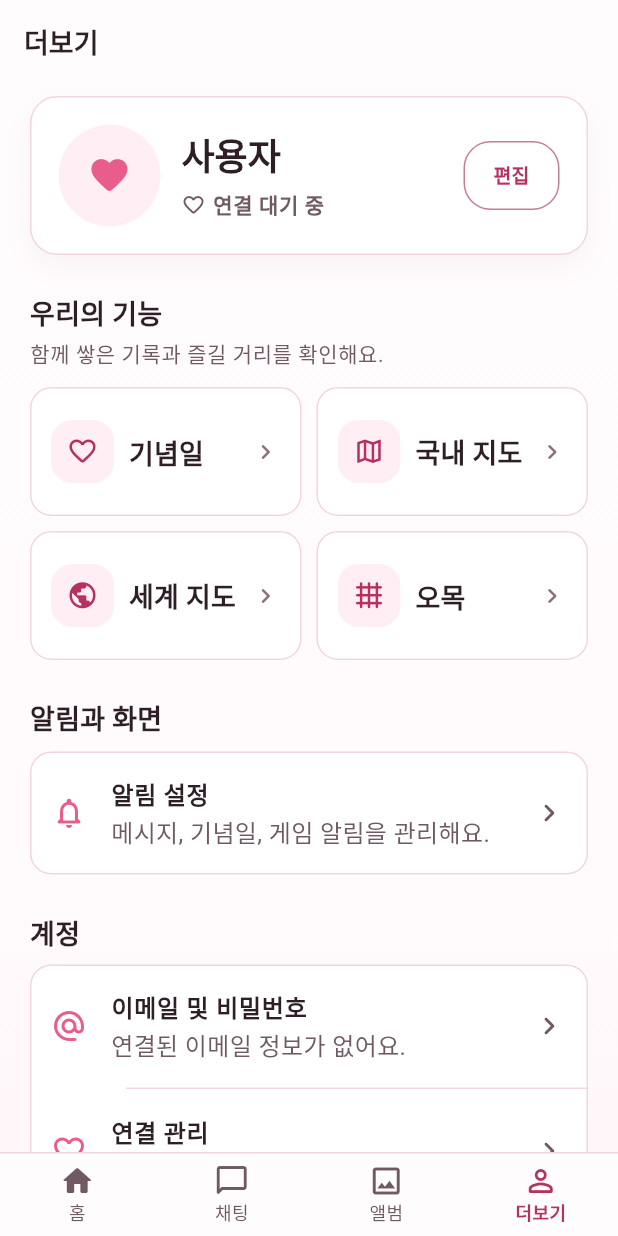
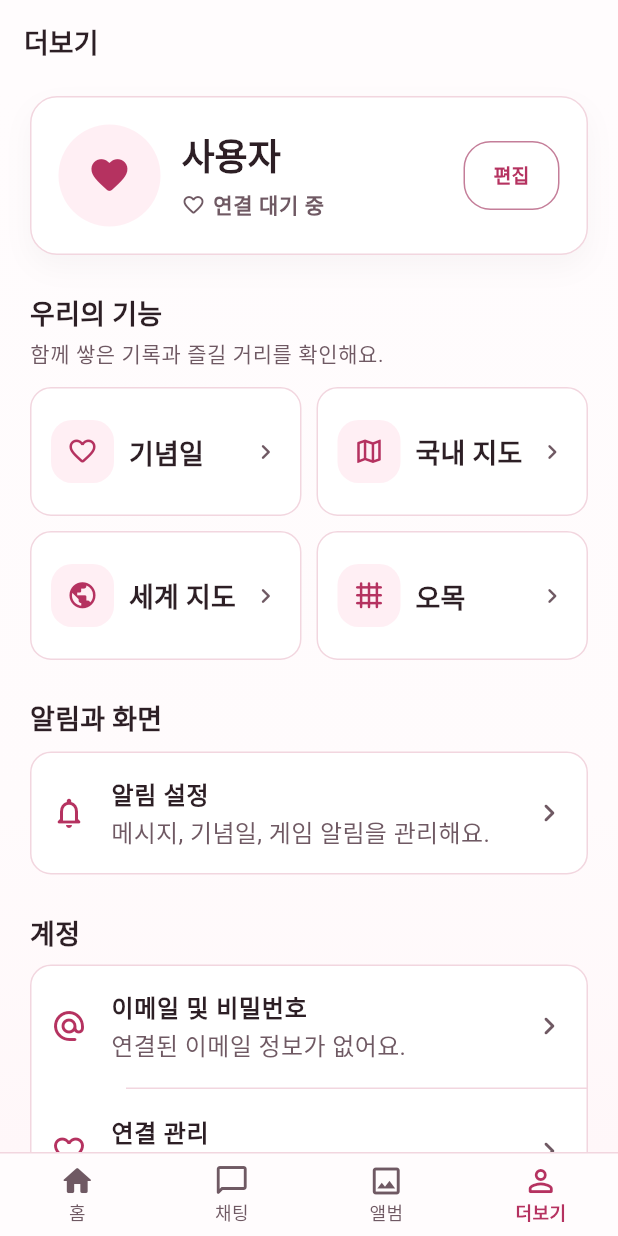
Before and after one commit to knemo0927-wq/dear-couple-app, a Flutter app: the ProfileSettingsPage screen opened by its route, on a phone screen of 412 x 824 dp. Run offline on Flutter 3.47's test engine with Material 3 defaults, Android fonts, the phone set to English and light mode, and no system bars; our stand-ins replace connectivity_plus, firebase_core, firebase_messaging, flutter_riverpod, geolocator, go_router and 4 more; missing offline and left inert: gal; accounts and stored records are empty.

Commit message:
fix(theme): migrate settings to semantic colors

```diff
--- a/lib/src/features/settings/presentation/profile_settings_page.dart
+++ b/lib/src/features/settings/presentation/profile_settings_page.dart
@@ -285,7 +285,8 @@ class _ProfileSettingsPageState extends ConsumerState<ProfileSettingsPage> {
               Text(
                 '연결을 종료하려면 더보기 화면의 위험 작업에서 커플 연결 해제를 선택해 주세요.',
                 style: Theme.of(sheetContext).textTheme.bodySmall?.copyWith(
-                      color: DearColors.secondary,
+                      color:
+                          Theme.of(sheetContext).colorScheme.onSurfaceVariant,
                     ),
               ),
             ],
@@ -453,12 +454,13 @@ class _ConfirmationDialogState extends State<_ConfirmationDialog> {
 
   @override
   Widget build(BuildContext context) {
+    final scheme = Theme.of(context).colorScheme;
     final phrase = widget.requiredPhrase;
     return AlertDialog(
       icon: widget.destructive
-          ? const Icon(
+          ? Icon(
               Icons.warning_amber_rounded,
-              color: DearColors.error,
+              color: scheme.error,
               size: DearIconSizes.large,
             )
           : null,
@@ -500,7 +502,10 @@ class _ConfirmationDialogState extends State<_ConfirmationDialog> {
         FilledButton(
           key: const ValueKey('danger-confirm-button'),
           style: widget.destructive
-              ? FilledButton.styleFrom(backgroundColor: DearColors.error)
+              ? FilledButton.styleFrom(
+                  backgroundColor: scheme.error,
+                  foregroundColor: scheme.onError,
+                )
               : null,
           onPressed: _confirmed ? _submit : null,
           child: Text(widget.confirmLabel),
@@ -762,7 +767,9 @@ class _ProfileHeader extends StatelessWidget {
 
   @override
   Widget build(BuildContext context) {
+    final scheme = Theme.of(context).colorScheme;
     return DearCard(
+      key: const ValueKey('more-profile-card-surface'),
       radius: 18,
       padding: const EdgeInsets.all(18),
       shadowOpacity: 0.55,
@@ -779,7 +786,7 @@ class _ProfileHeader extends StatelessWidget {
                   maxLines: 2,
                   overflow: TextOverflow.ellipsis,
                   style: Theme.of(context).textTheme.titleLarge?.copyWith(
-                        color: DearColors.ink,
+                        color: scheme.onSurface,
                         fontWeight: FontWeight.w800,
                       ),
                 ),
@@ -791,14 +798,15 @@ class _ProfileHeader extends StatelessWidget {
                           ? Icons.favorite_rounded
                           : Icons.favorite_border_rounded,
                       size: 16,
-                      color: isPaired ? DearColors.coral : DearColors.secondary,
+                      color:
+                          isPaired ? scheme.primary : scheme.onSurfaceVariant,
                     ),
                     const SizedBox(width: 5),
                     Expanded(
                       child: Text(
                         isPaired ? '상대와 연결됨' : '연결 대기 중',
                         style: Theme.of(context).textTheme.bodySmall?.copyWith(
-                              color: DearColors.secondary,
+                              color: scheme.onSurfaceVariant,
                               fontWeight: FontWeight.w600,
                             ),
                       ),
@@ -828,16 +836,17 @@ class _ProfileAvatar extends StatelessWidget {
 
   @override
   Widget build(BuildContext context) {
+    final scheme = Theme.of(context).colorScheme;
     final url = avatarUrl?.trim();
     return CircleAvatar(
       radius: radius,
-      backgroundColor: DearColors.coralSoft,
+      backgroundColor: scheme.primaryContainer,
       foregroundImage: url == null || url.isEmpty
           ? null
           : NetworkImage(url) as ImageProvider,
       child: Icon(
         Icons.favorite_rounded,
-        color: DearColors.coral,
+        color: scheme.onPrimaryContainer,
         size: radius * 0.85,
       ),
     );
@@ -925,11 +934,12 @@ class _FeatureButton extends StatelessWidget {
 
   @override
   Widget build(BuildContext context) {
+    final scheme = Theme.of(context).colorScheme;
     return Material(
-      color: DearColors.card,
+      color: scheme.surface,
       shape: RoundedRectangleBorder(
         borderRadius: BorderRadius.circular(14),
-        side: const BorderSide(color: DearColors.line),
+        side: BorderSide(color: scheme.outlineVariant),
       ),
       child: InkWell(
         borderRadius: BorderRadius.circular(14),
@@ -948,15 +958,15 @@ class _FeatureButton extends StatelessWidget {
                     maxLines: 2,
                     overflow: TextOverflow.ellipsis,
                     style: Theme.of(context).textTheme.titleSmall?.copyWith(
-                          color: DearColors.ink,
+                          color: scheme.onSurface,
                           fontWeight: FontWeight.w800,
                         ),
                   ),
                 ),
-                const Icon(
+                Icon(
                   Icons.chevron_right_rounded,
                   size: 20,
-                  color: DearColors.muted,
+                  color: scheme.onSurfaceVariant,
                 ),
               ],
             ),
@@ -982,6 +992,7 @@ class _SectionHeading extends StatelessWidget {
 
   @override
   Widget build(BuildContext context) {
+    final scheme = Theme.of(context).colorScheme;
     return Column(
       crossAxisAlignment: CrossAxisAlignment.start,
       children: [
@@ -992,7 +1003,7 @@ class _SectionHeading extends StatelessWidget {
                 child: Icon(
                   icon,
                   size: DearIconSizes.medium,
-                  color: danger ? DearColors.error : DearColors.coralText,
+                  color: danger ? scheme.error : scheme.primary,
                 ),
               ),
               const SizedBox(width: DearSpacing.space8),
@@ -1001,7 +1012,7 @@ class _SectionHeading extends StatelessWidget {
               child: Text(
                 title,
                 style: Theme.of(context).textTheme.titleMedium?.copyWith(
-                      color: danger ? DearColors.error : DearColors.ink,
+                      color: danger ? scheme.error : scheme.onSurface,
                       fontWeight: FontWeight.w800,
                     ),
               ),
@@ -1013,7 +1024,9 @@ class _SectionHeading extends StatelessWidget {
           Text(
             subtitle!,
             style: Theme.of(context).textTheme.bodySmall?.copyWith(
-                  color: DearColors.secondary,
+                  color: danger
+                      ? scheme.onErrorContainer
+                      : scheme.onSurfaceVariant,
                 ),
           ),
         ],
@@ -1040,9 +1053,11 @@ class _DangerGroup extends StatelessWidget {
 
   @override
   Widget build(BuildContext context) {
+    final scheme = Theme.of(context).colorScheme;
     return _TileGroup(
-      backgroundColor: const Color(0xFFFFF8F8),
-      borderColor: DearColors.error.withValues(alpha: 0.22),
+      surfaceKey: const ValueKey('more-danger-group-surface'),
+      backgroundColor: scheme.errorContainer,
+      borderColor: scheme.error,
       children: children,
     );
   }
@@ -1051,16 +1066,19 @@ class _DangerGroup extends StatelessWidget {
 class _TileGroup extends StatelessWidget {
   const _TileGroup({
     required this.children,
-    this.backgroundColor = DearColors.card,
-    this.borderColor = DearColors.line,
+    this.surfaceKey,
+    this.backgroundColor,
+    this.borderColor,
   });
 
   final List<Widget> children;
-  final Color backgroundColor;
-  final Color borderColor;
+  final Key? surfaceKey;
+  final Color? backgroundColor;
+  final Color? borderColor;
 
   @override
   Widget build(BuildContext context) {
+    final scheme = Theme.of(context).colorScheme;
     final divided = <Widget>[];
     for (var index = 0; index < children.length; index++) {
       if (index > 0) {
@@ -1070,10 +1088,11 @@ class _TileGroup extends StatelessWidget {
     }
 
     return DecoratedBox(
+      key: surfaceKey,
       decoration: BoxDecoration(
-        color: backgroundColor,
+        color: backgroundColor ?? scheme.surface,
         borderRadius: BorderRadius.circular(14),
-        border: Border.all(color: borderColor),
+        border: Border.all(color: borderColor ?? scheme.outlineVariant),
       ),
       child: Column(children: divided),
     );
@@ -1102,17 +1121,21 @@ class _MoreTile extends StatelessWidget {
 
   @override
   Widget build(BuildContext context) {
-    final foreground = danger ? DearColors.error : DearColors.ink;
+    final scheme = Theme.of(context).colorScheme;
+    final foreground = danger ? scheme.onErrorContainer : scheme.onSurface;
     return ListTile(
       minVerticalPadding: 14,
       contentPadding: const EdgeInsets.symmetric(horizontal: 14, vertical: 2),
-      leading: Icon(icon, color: danger ? DearColors.error : DearColors.coral),
+      leading: Icon(icon, color: danger ? scheme.error : scheme.primary),
       title: Text(
         title,
         style: TextStyle(color: foreground, fontWeight: FontWeight.w700),
       ),
       subtitle: Text(
         subtitle,
+        style: TextStyle(
+          color: danger ? scheme.onErrorContainer : scheme.onSurfaceVariant,
+        ),
       ),
       trailing: busy
           ? const SizedBox.square(
@@ -1134,12 +1157,14 @@ class _InviteCodeCard extends StatelessWidget {
 
   @override
   Widget build(BuildContext context) {
+    final scheme = Theme.of(context).colorScheme;
     final value = code.trim();
     return DecoratedBox(
+      key: const ValueKey('profile-invite-code-surface'),
       decoration: BoxDecoration(
-        color: DearColors.card,
+        color: scheme.surface,
         borderRadius: BorderRadius.circular(14),
-        border: Border.all(color: DearColors.line),
+        border: Border.all(color: scheme.outlineVariant),
       ),
       child: Padding(
         padding: const EdgeInsets.fromLTRB(18, 18, 12, 18),
@@ -1149,7 +1174,7 @@ class _InviteCodeCard extends StatelessWidget {
               child: SelectableText(
                 value.isEmpty ? '코드 없음' : value,
                 style: Theme.of(context).textTheme.titleLarge?.copyWith(
-                      color: DearColors.coralText,
+                      color: scheme.primary,
                       fontWeight: FontWeight.w900,
                       letterSpacing: 2,
                     ),
@@ -1205,13 +1230,14 @@ class _Skeleton extends StatelessWidget {
 
   @override
   Widget build(BuildContext context) {
+    final scheme = Theme.of(context).colorScheme;
     return Align(
       alignment: Alignment.centerLeft,
       child: Container(
         width: width ?? double.infinity,
         height: height,
         decoration: BoxDecoration(
-          color: DearColors.coralSoft,
+          color: scheme.surfaceContainerHigh,
           borderRadius: BorderRadius.circular(14),
         ),
       ),
```
Also changed, not shown: lib/src/features/settings/presentation/notification_settings_page.dart (+7 -5 lines), 2 other files.
